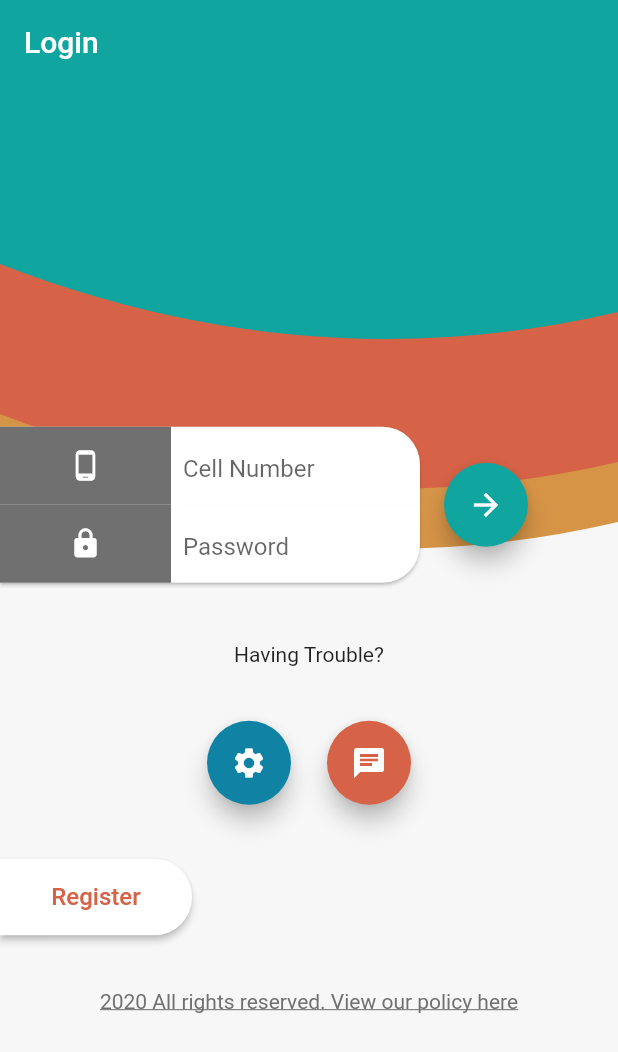
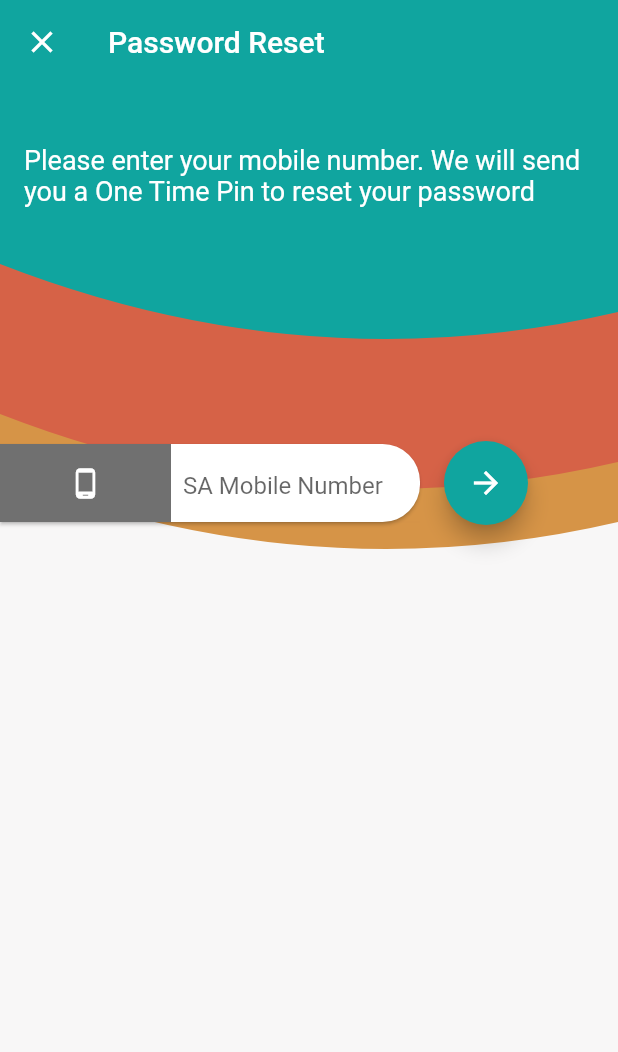
Before and after one commit to lindanimasinga/ijudi, a Flutter app: the screen it shows after launch, after a tap on the "settings" icon, on a phone screen of 412 x 824 dp. Shown: the top 1052 px of the screen. Run offline on Flutter 3.47's test engine with Material 2 defaults, Android fonts, the phone set to English and light mode, and no system bars; our stand-ins replace cached_network_image, firebase_messaging, flutter_local_notifications, flutter_secure_storage, flutter_slidable, local_auth and 4 more; missing offline and left inert: flutter_custom_tabs, flutter_google_places, google_maps_webservice; accounts and stored records are empty; generated files the repository leaves out were written again; network calls fail.

Commit message:
added change password

```diff
--- a/lib/components/floating-action-button-with-progress.dart
+++ b/lib/components/floating-action-button-with-progress.dart
@@ -36,7 +36,10 @@ class FloatingActionButtonWithProgress extends MvStatefulWidget<ProgressViewMode
             ))
         : FloatingActionButton(
             backgroundColor: color,
-            onPressed: () => onPressed(),
+            onPressed: () {
+              FocusScope.of(context).requestFocus(FocusNode());
+              onPressed();
+            },
             child: child
           );
   }
--- a/lib/util/navigator-service.dart
+++ b/lib/util/navigator-service.dart
@@ -7,6 +7,7 @@ import 'package:ijudi/view/all-components.dart';
 import 'package:ijudi/view/all-shops-view.dart';
 import 'package:ijudi/view/delivery-options.dart';
 import 'package:ijudi/view/final-order-view.dart';
+import 'package:ijudi/view/forgot-password-view.dart';
 import 'package:ijudi/view/login-view.dart';
 import 'package:ijudi/view/my-shop-order-update.dart';
 import 'package:ijudi/view/my-shop-orders.dart';
@@ -26,6 +27,7 @@ import 'package:ijudi/view/wallet-view.dart';
 import 'package:ijudi/viewmodel/all-shops-view-model.dart';
 import 'package:ijudi/viewmodel/delivery-option-view-model.dart';
 import 'package:ijudi/viewmodel/final-order-view-model.dart';
+import 'package:ijudi/viewmodel/forgot-password-view-model.dart';
 import 'package:ijudi/viewmodel/login-view-model.dart';
 import 'package:ijudi/viewmodel/my-shop-order-update-view-model.dart';
 import 'package:ijudi/viewmodel/my-shops-view-model.dart';
@@ -75,6 +77,15 @@ class NavigatorService {
           apiService: apiService
         );
         return MaterialPageRoute(builder: (context) => RegisterView(viewModel: viewmodel));
+      case ForgotPasswordView.ROUTE_NAME:
+        viewmodel = ForgotPasswordViewModel(
+          storageManager: storageManager,
+          ukhesheService : ukhesheService,
+          apiService: apiService
+        );
+        return MaterialPageRoute(
+          fullscreenDialog: true,
+          builder: (context) => ForgotPasswordView(viewModel: viewmodel));
       case AllShopsView.ROUTE_NAME:
         viewmodel = AllShopsViewModel(
           apiService: apiService
--- a/lib/util/theme-utils.dart
+++ b/lib/util/theme-utils.dart
@@ -168,7 +168,7 @@ class Buttons {
     );
 
     static const accountButtonTextStyle = TextStyle(
-      color: IjudiColors.color2,
+      color: IjudiColors.color3,
       fontSize: 16
     );
 
--- a/lib/view/all-shops-view.dart
+++ b/lib/view/all-shops-view.dart
@@ -117,10 +117,10 @@ class AllShopsView extends MvStatefulWidget<AllShopsViewModel> {
           shopComponets.isEmpty? Container() : Container(
             alignment: Alignment.topLeft,
             padding: EdgeInsets.only(left: 16, top: 32, bottom: 8),
-            child: Text("Nearby Shops", style: IjudiStyles.HEADER_2),
+            child: Text("All Shops", style: IjudiStyles.HEADER_2),
           ),
           Container(
-            height: deviceWidth > 360 ? 192 : 162,
+            height: deviceWidth > 360 ? 202 : 172,
             margin: EdgeInsets.only(bottom: 32),
             child: ListView(
               scrollDirection: Axis.horizontal,
--- /dev/null
+++ b/lib/view/forgot-password-view.dart
@@ -0,0 +1,122 @@
+import 'package:flutter/material.dart';
+import 'package:ijudi/components/floating-action-button-with-progress.dart';
+import 'package:ijudi/components/ijudi-form.dart';
+import 'package:ijudi/components/ijudi-login-field.dart';
+import 'package:ijudi/components/mv-stateful-widget.dart';
+import 'package:ijudi/components/scrollable-parent-container.dart';
+import 'package:ijudi/util/theme-utils.dart';
+import 'package:ijudi/viewmodel/forgot-password-view-model.dart';
+import 'package:lottie/lottie.dart';
+
+class ForgotPasswordView extends MvStatefulWidget<ForgotPasswordViewModel> {
+  static const ROUTE_NAME = "forgot-password";
+
+  ForgotPasswordView({ForgotPasswordViewModel viewModel}) : super(viewModel);
+
+  @override
+  Widget build(BuildContext context) {
+    return ScrollableParent(
+        hasDrawer: false,
+        title: "Password Reset",
+        appBarColor: IjudiColors.color1,
+        child:
+            Stack(
+              children: <Widget>[
+                Headers.getHeader(context), Container(),
+                Container(
+                  height: MediaQuery.of(context).size.height,
+                  child: Column(
+                    mainAxisAlignment: MainAxisAlignment.start,
+                    children: [
+                      Padding(
+                        padding: EdgeInsets.only(left: 16, right: 16, bottom: 150, top: 40),
+                        child: Text(viewModel.message,
+                                style: IjudiStyles.HEADER_2_WHITE),
+                                ),
+                    Row(
+                      children: <Widget>[
+                        IjudiForm(
+                          child: Column(
+                            children: <Widget>[
+                              IjudiLoginField(
+                                  hint: "SA Mobile Number",
+                                  type: TextInputType.phone,
+                                  text: viewModel.mobileNumber,
+                                  autofillHints: [
+                                    AutofillHints.telephoneNumber,
+                                    AutofillHints.telephoneNumberLocal
+                                  ],
+                                  icon: Icon(Icons.phone_android,
+                                      size: 22, color: Colors.white),
+                                  onTap: (number) =>
+                                      viewModel.mobileNumber = number,
+                                  color: IjudiColors.color5),
+                              !viewModel.otpRequestSent ? Container() : IjudiLoginField(
+                                hint: "OTP",
+                                text: viewModel.otpCode,
+                                icon: Icon(
+                                  Icons.confirmation_number,
+                                  size: 22,
+                                  color: Colors.white,
+                                ),
+                                autofillHints: [AutofillHints.oneTimeCode],
+                                onTap: (pass) => viewModel.otpCode = pass,
+                                color: IjudiColors.color5,
+                              ),
+                              !viewModel.otpRequestSent ? Container() : IjudiLoginField(
+                                hint: "Password",
+                                text: viewModel.password,
+                                icon: Icon(
+                                  Icons.lock,
+                                  size: 22,
+                                  color: Colors.white,
+                                ),
+                                autofillHints: [AutofillHints.newPassword],
+                                onTap: (pass) => viewModel.password = pass,
+                                color: IjudiColors.color5,
+                              ),
+                              !viewModel.otpRequestSent? Container() : IjudiLoginField(
+                                hint: "Confirm Password",
+                                text: viewModel.passwordConfirm,
+                                icon: Icon(
+                                  Icons.lock,
+                                  size: 22,
+                                  color: Colors.white,
+                                ),
+                                autofillHints: [AutofillHints.newPassword],
+                                onTap: (pass) => viewModel.passwordConfirm = pass,
+                                color: IjudiColors.color5,
+                              ),
+                            ],
+                          ),
+                        ),
+                        Padding(padding: EdgeInsets.only(right: 16)),
+                        FloatingActionButtonWithProgress(
+                          viewModel: viewModel.progressMv,
+                          onPressed: () {
+                            if(viewModel.otpRequestSent) {
+                              viewModel.passwordReset();
+                            } else {
+                              viewModel.requestPasswordReset();
+                            }
+                          },
+                          child: Icon(Icons.arrow_forward),
+                        )
+                      ],
+                    ),
+                    !viewModel.changeSucessful? Container() : Container(
+                      margin: EdgeInsets.only(top: 32),
+                      child: Lottie.asset(
+                              "assets/lottie/success.json",
+                              animate: true,
+                              fit: BoxFit.fill, width: 90
+                            )
+                    )
+                  ]
+                )
+                )
+              ]
+            )
+    );
+  }
+}
--- a/lib/view/login-view.dart
+++ b/lib/view/login-view.dart
@@ -1,3 +1,5 @@
+import 'dart:async';
+
 import 'package:flutter/material.dart';
 import 'package:ijudi/components/floating-action-button-with-progress.dart';
 import 'package:ijudi/components/ijudi-form.dart';
@@ -9,14 +11,22 @@ import 'package:ijudi/util/util.dart';
 import 'package:ijudi/viewmodel/login-view-model.dart';
 
 class LoginView extends MvStatefulWidget<LoginViewModel> {
+  static const String ROUTE_NAME = "/";
 
-  static const String ROUTE_NAME = "/";
+  Timer _timer;
 
   LoginView({LoginViewModel viewModel}) : super(viewModel);
 
   @override
+  void initialize() {
+    _timer = new Timer.periodic(Duration(seconds: 1), (time) {
+      viewModel.fingerPrintIconSise = time.tick % 2 == 0 ? 52 : 46;
+      if(time.tick == 15) time.cancel();
+    });
+  }
+
+  @override
   Widget build(BuildContext context) {
-
     return ScrollableParent(
         hasDrawer: false,
         title: "Login",
@@ -35,21 +45,26 @@ class LoginView extends MvStatefulWidget<LoginViewModel> {
                           child: Column(
                             children: <Widget>[
                               IjudiLoginField(
-                                  hint: "Cell Number",
+                                  hint: "SA Mobile Number",
                                   type: TextInputType.phone,
                                   text: viewModel.username,
-                                  autofillHints: [AutofillHints.telephoneNumber, AutofillHints.telephoneNumberLocal],
+                                  autofillHints: [
+                                    AutofillHints.telephoneNumber,
+                                    AutofillHints.telephoneNumberLocal
+                                  ],
                                   icon: Icon(Icons.phone_android,
-                                      size: 22,
-                                      color: Colors.white),
-                                  onTap: (number) => viewModel.username = number,
+                                      size: 22, color: Colors.white),
+                                  onTap: (number) =>
+                                      viewModel.username = number,
                                   color: IjudiColors.color5),
                               IjudiLoginField(
                                 hint: "Password",
                                 text: viewModel.password,
-                                icon: Icon(Icons.lock,
+                                icon: Icon(
+                                  Icons.lock,
                                   size: 22,
-                                      color: Colors.white,),
+                                  color: Colors.white,
+                                ),
                                 autofillHints: [AutofillHints.newPassword],
                                 onTap: (pass) => viewModel.password = pass,
                                 color: IjudiColors.color5,
@@ -71,9 +86,13 @@ class LoginView extends MvStatefulWidget<LoginViewModel> {
                     Row(
                       mainAxisAlignment: MainAxisAlignment.center,
                       children: <Widget>[
-                        Buttons.iconButton(Icon(Icons.settings), color: IjudiColors.color4),
+                        Buttons.iconButton(
+                            Icon(Icons.settings),
+                            color: IjudiColors.color4,
+                            onPressed: () => viewModel.forgotPassword()),
                         Padding(padding: EdgeInsets.only(right: 16)),
-                        Buttons.iconButton(Icon(Icons.chat), color: IjudiColors.color2)
+                        Buttons.iconButton(Icon(Icons.chat),
+                            color: IjudiColors.color2)
                       ],
                     ),
                     Padding(padding: EdgeInsets.only(bottom: 32)),
@@ -82,24 +101,50 @@ class LoginView extends MvStatefulWidget<LoginViewModel> {
                         child: Buttons.account(
                           text: "Register",
                           action: () => viewModel.register(),
-                              )
+                        )),
+                    !viewModel.hasBioMetric
+                        ? Container()
+                        : GestureDetector(
+                            onTap: () => viewModel.authenticate(),
+                            child: Container(
+                                height: 52,
+                                width: 52,
+                                margin: EdgeInsets.only(
+                                    left: 16, right: 16, bottom: 8, top: 16),
+                                child: AnimatedSize(
+                                    vsync: viewModel,
+                                    duration: Duration(milliseconds: 1000),
+                                    curve: Curves.bounceInOut,
+                                    child: Icon(
+                                      Icons.fingerprint,
+                                      color: IjudiColors.color1,
+                                      size: viewModel.fingerPrintIconSise,
+                                    )))),
+                    !viewModel.hasBioMetric
+                        ? Container()
+                        : Padding(
+                            padding: EdgeInsets.only(
+                                left: 16, right: 16, bottom: 0, top: 0),
+                            child: Text("Use ${viewModel.bioMetricName}"),
                           ),
                     Padding(
                       padding: EdgeInsets.only(
-                          left: 16, right: 16, bottom: 16, top: 32),
+                          left: 16, right: 16, bottom: 16, top: 16),
                       child: InkWell(
-                        child: RichText (
-                          text:TextSpan(
-                            children: [
-                              TextSpan(text: "2020 All rights reserved. View our policy here", style: TextStyle(decoration: TextDecoration.underline, color: IjudiColors.color5))
-                            ]
-                          )
+                          child: RichText(
+                              text: TextSpan(children: [
+                            TextSpan(
+                                text:
+                                    "2020 All rights reserved. View our policy here",
+                                style: TextStyle(
+                                    decoration: TextDecoration.underline,
+                                    color: IjudiColors.color5))
+                          ])),
+                          onTap: () => Utils.launchURL(context,
+                              url:
+                                  "https://www.iubenda.com/privacy-policy/83133872/legal")),
                     ),
-                        onTap: () => Utils.launchURL(context, url: "https://www.iubenda.com/privacy-policy/83133872/legal")
-                      ),
-                    )
-              ])
-              )
+                  ]))
         ]));
   }
 }
--- a/lib/view/register-view.dart
+++ b/lib/view/register-view.dart
@@ -67,8 +67,9 @@ class RegisterView extends MvStatefulWidget<RegisterViewModel> {
                       child: Column(
                         children: <Widget>[
                           IjudiInputField(
-                            hint: 'Cell Number',
-                            autofillHints: [AutofillHints.telephoneNumber],
+                            hint: 'SA Mobile Number',
+                            autofillHints: [AutofillHints.telephoneNumber,
+                                    AutofillHints.telephoneNumberLocal],
                             text: viewModel.mobileNumber,
                             onTap: (number) => viewModel.mobileNumber = number,
                             type: TextInputType.phone,
--- /dev/null
+++ b/lib/viewmodel/forgot-password-view-model.dart
@@ -0,0 +1,96 @@
+import 'package:flutter/material.dart';
+import 'package:ijudi/api/api-service.dart';
+import 'package:ijudi/api/ukheshe/ukheshe-service.dart';
+import 'package:ijudi/services/storage-manager.dart';
+import 'package:ijudi/viewmodel/base-view-model.dart';
+
+class ForgotPasswordViewModel extends BaseViewModel {
+
+  final ApiService apiService;
+  final UkhesheService ukhesheService;
+  final StorageManager storageManager;
+
+  String mobileNumber;
+  String password;
+  String passwordConfirm;
+  String otpCode;
+  bool _otpVerified = false;
+  bool _changeSucessful = false;
+
+  String _message = "Please enter your mobile number. We will send you a One Time Pin to reset your password";
+
+  ForgotPasswordViewModel({@required this.storageManager, @required this.apiService, @required this.ukhesheService});
+
+  String get message => _message;
+
+  set message(String message) {
+    _message = message;
+    notifyChanged();
+  }
+
+  bool get otpRequestSent => _otpVerified;
+  set otpRequestSent(bool otpVerified) {
+    _otpVerified = otpVerified;
+    notifyChanged();
+  }
+
+  bool get changeSucessful => _changeSucessful;
+  set changeSucessful(bool changeSucessful) {
+    _changeSucessful = changeSucessful;
+    notifyChanged();
+  }
+
+  requestPasswordReset() {
+    if(mobileNumber.length != 10) {
+      hasError = true;
+      errorMessage = "Mobile number is not valid.";
+      return;
+    }
+
+    progressMv.isBusy = true;
+    ukhesheService.requestPasswordReset(mobileNumber).asStream()
+    .listen((event) {
+      otpRequestSent = true;
+    }, onError: (e) {
+      hasError = true;
+      errorMessage = e.toString();
+    }, onDone:() {
+      progressMv.isBusy = false;
+    });
+  }
+
+  void passwordReset() {
+
+    if(mobileNumber.length != 10) {
+      hasError = true;
+      errorMessage = "Mobile number is not valid.";
+      return;
+    }
+
+    if(password != passwordConfirm) {
+      hasError = true;
+      errorMessage = "Your confirm password does not match";
+    }
+
+    progressMv.isBusy = true;
+    var request = {
+      "identity": mobileNumber,
+      "password": password,
+      "hash": otpCode
+    };
+
+    ukhesheService.resetPassword(request).asStream()
+    .listen((event) {
+      changeSucessful = true;
+      Future.delayed(Duration(seconds: 2))
+      .then((value) => Navigator.pop(context));
+    }, onError: (e) {
+      errorMessage = e.toString();
+      hasError = true;
+    }, onDone:() {
+      progressMv.isBusy = false;
+    });
+  }
+
+
+}
--- a/lib/viewmodel/login-view-model.dart
+++ b/lib/viewmodel/login-view-model.dart
@@ -10,22 +10,20 @@ import 'package:ijudi/api/ukheshe/ukheshe-service.dart';
 import 'package:ijudi/services/local-notification-service.dart';
 import 'package:ijudi/services/storage-manager.dart';
 import 'package:ijudi/view/all-shops-view.dart';
+import 'package:ijudi/view/forgot-password-view.dart';
 import 'package:ijudi/view/register-view.dart';
 import 'package:ijudi/viewmodel/base-view-model.dart';
 import 'package:local_auth/local_auth.dart';
 
-class LoginViewModel extends BaseViewModel {
+class LoginViewModel extends BaseViewModel with TickerProviderStateMixin{
 
   final StorageManager storage;
   final UkhesheService ukhesheService;
   final ApiService apiService;
   final NotificationService notificationService;
 
-  final LocalAuthentication auth = LocalAuthentication();
-  bool _canCheckBiometrics;
-  List<BiometricType> _availableBiometrics;
-  String _authorized = 'Not Authorized';
-  bool _isAuthenticating = false;
+  final LocalAuthentication _auth = LocalAuthentication();
+  List<BiometricType> _availableBiometrics = [];
 
   String _username = "";
   String _password = "";
@@ -33,6 +31,7 @@ class LoginViewModel extends BaseViewModel {
 
   List<Shop> shops;
   List<Advert> ads;
+  double _fingerPrintIconSise = 52;
 
   LoginViewModel({
     @required this.ukhesheService,
@@ -40,8 +39,8 @@ class LoginViewModel extends BaseViewModel {
     @required this.apiService,
     @required this.notificationService});
 
-  @override
-  initialize() {
+
+  authenticate() {
     Future.delayed(Duration(seconds: 1)).asStream()
     .asyncExpand((event) => _checkBiometrics().asStream())
     .asyncExpand((canBiometric) => !canBiometric ? Stream.value(false) : _authenticate().asStream())
@@ -63,6 +62,15 @@ class LoginViewModel extends BaseViewModel {
     });
   }
 
+  @override
+  initialize() {
+    authenticate();
+    _getAvailableBiometrics().asStream()
+    .listen((event) {
+      availableBiometrics = event;
+    });
+  }
+
   String get password => _password;
   set password(String password) {
     _password = password;
@@ -74,6 +82,23 @@ class LoginViewModel extends BaseViewModel {
     _username = username;
     notifyChanged();
   }
+
+  double get fingerPrintIconSise => _fingerPrintIconSise;
+  set fingerPrintIconSise(double fingerPrintIconSise) {
+    _fingerPrintIconSise = fingerPrintIconSise;
+    notifyChanged();
+  }
+
+  List<BiometricType> get availableBiometrics => _availableBiometrics;
+  set availableBiometrics(List<BiometricType> availableBiometrics) {
+    _availableBiometrics = availableBiometrics;
+    notifyChanged();
+  }
+
+  bool get hasBioMetric => _availableBiometrics.isNotEmpty;
+
+  get bioMetricName => _availableBiometrics.contains(BiometricType.fingerprint)?
+    "fingerprint" : "face ID";
 
   login() {
     progressMv.isBusy = true;
@@ -105,7 +130,7 @@ class LoginViewModel extends BaseViewModel {
   Future<bool> _checkBiometrics() async {
     bool canCheckBiometrics;
     try {
-      canCheckBiometrics = await auth.canCheckBiometrics;
+      canCheckBiometrics = await _auth.canCheckBiometrics;
     } on PlatformException catch (e) {
       print(e);
     }
@@ -114,23 +139,23 @@ class LoginViewModel extends BaseViewModel {
     return canCheckBiometrics;
   }
 
-  Future<void> _getAvailableBiometrics() async {
+  Future<List<BiometricType>> _getAvailableBiometrics() async {
     List<BiometricType> availableBiometrics;
     try {
-      availableBiometrics = await auth.getAvailableBiometrics();
+      availableBiometrics = await _auth.getAvailableBiometrics();
     } on PlatformException catch (e) {
       print(e);
     }
-    if (!mounted) return;
+    if (!mounted) return [];
 
-    _availableBiometrics = availableBiometrics;
+    return availableBiometrics;
   }
 
   Future<bool> _authenticate() async {
     log("authenticating");
     bool authenticated = false;
     try {
-      authenticated = await auth.authenticateWithBiometrics(
+      authenticated = await _auth.authenticateWithBiometrics(
           localizedReason: 'Scan your fingerprint to authenticate',
           useErrorDialogs: true,
           stickyAuth: true);
@@ -138,13 +163,14 @@ class LoginViewModel extends BaseViewModel {
       print(e);
     }
     if (!mounted) return false;
-
-    final String message = authenticated ? 'Authorized' : 'Not Authorized';
-    _authorized = message;
     return authenticated;
   }
 
   void _cancelAuthentication() {
-    auth.stopAuthentication();
+    _auth.stopAuthentication();
+  }
+
+  forgotPassword() {
+    Navigator.pushNamed(context, ForgotPasswordView.ROUTE_NAME);
   }
 }
--- a/pubspec.yaml
+++ b/pubspec.yaml
@@ -68,6 +68,7 @@ flutter:
     - assets/lottie/packing.json
     - assets/lottie/delivery.json
     - assets/lottie/food.json
+    - assets/lottie/success.json
 
   # An image asset can refer to one or more resolution-specific "variants", see
   # https://flutter.dev/assets-and-images/#resolution-aware.
```
Also changed, not shown: assets/lottie/success.json (added, +1 -0 lines), lib/api/ukheshe/ukheshe-service.dart (+34 -1 lines), lib/components/featured-shop.dart (+13 -8 lines), lib/components/shop-component.dart (+8 -3 lines), 1 other file. Lines whose indentation alone changed are shown as unchanged.
